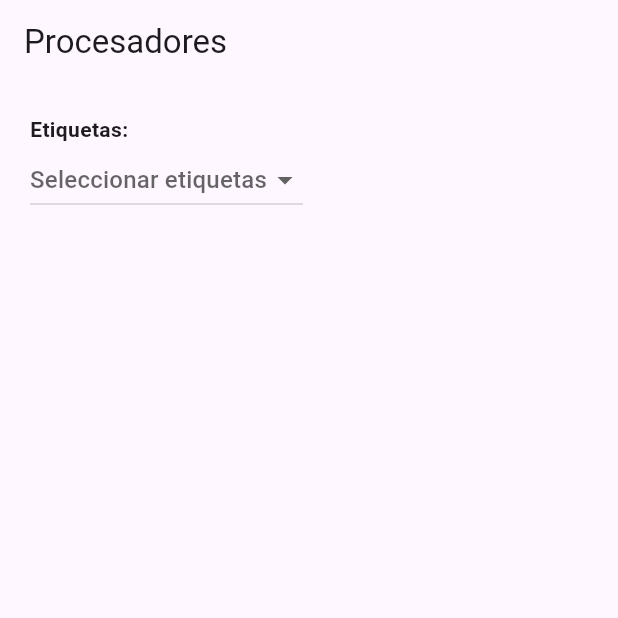
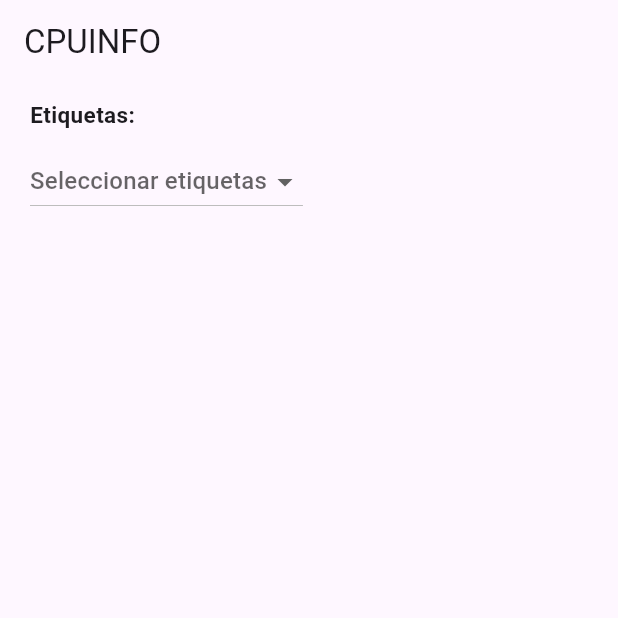
Before and after one commit to Vel935/cpuinfo-aplicaci-n, a Flutter app: the screen it shows after launch, on a phone screen of 412 x 824 dp, the top half of it. Run offline on Flutter 3.47's test engine with Material 3 defaults, Android fonts, the phone set to English and light mode, and no system bars; our stand-ins replace cloud_firestore, firebase_core; accounts and stored records are empty.

Commit message:
correcciones de estilo, sistema de etiquetas

```diff
--- a/lib/pages/viewProcessor/ViewAllProcessorsPage.dart
+++ b/lib/pages/viewProcessor/ViewAllProcessorsPage.dart
@@ -17,19 +17,20 @@ class _ViewAllProcessorsPageState extends State<ViewAllProcessorsPage> {
     'AMD',
     'Intel',
     'Desktop'
+        ''
   ]; // Etiquetas disponibles
 
   @override
   Widget build(BuildContext context) {
     return Scaffold(
       appBar: AppBar(
-        title: Text('Procesadores'),
+        title: Text('CPUINFO'),
       ),
       body: Column(
         crossAxisAlignment: CrossAxisAlignment.stretch,
         children: [
           Container(
-            padding: EdgeInsets.symmetric(vertical: 10, horizontal: 20),
+            padding: EdgeInsets.fromLTRB(20, 0, 20, 5),
             child: Column(
               crossAxisAlignment: CrossAxisAlignment.start,
               children: [
@@ -50,8 +51,9 @@ class _ViewAllProcessorsPageState extends State<ViewAllProcessorsPage> {
                 SizedBox(height: 10),
                 Text(
                   'Etiquetas: ',
-                  style: TextStyle(fontWeight: FontWeight.bold),
+                  style: TextStyle(fontWeight: FontWeight.bold, fontSize: 15),
                 ),
+                SizedBox(height: 10),
                 DropdownButton(
                   value: null,
                   hint: Text('Seleccionar etiquetas'),
```
